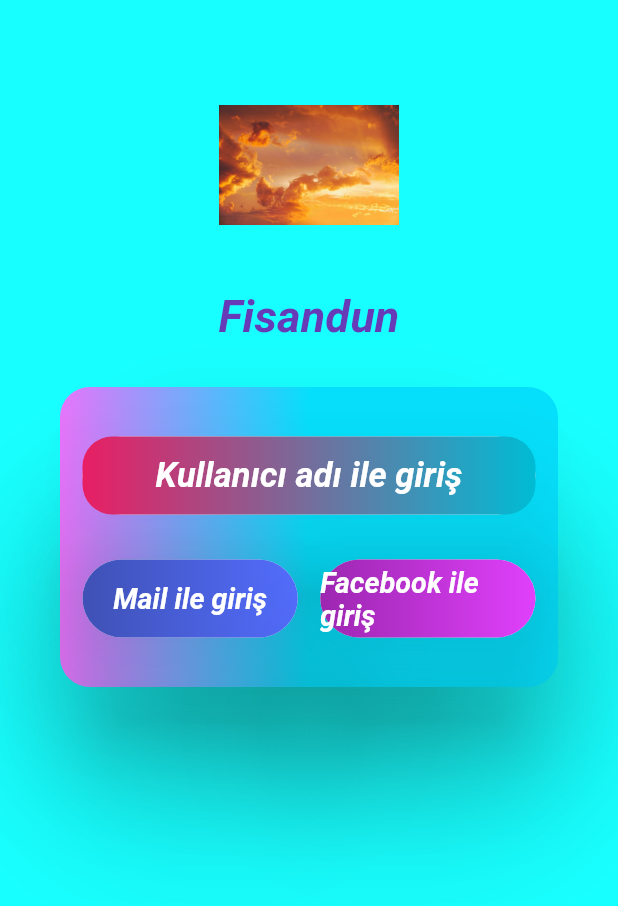
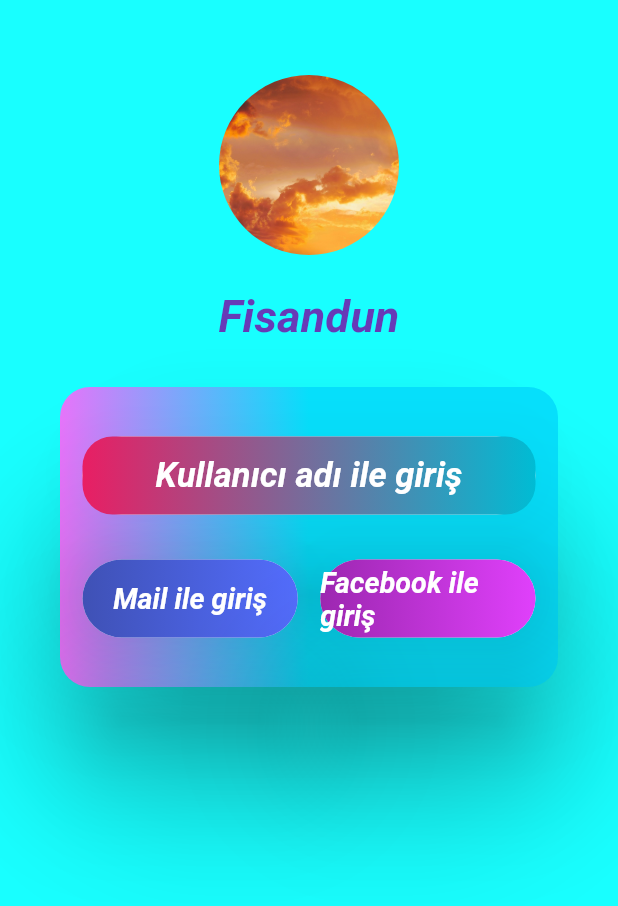
Before and after one commit to oguzhanzeybek/Flutter-Deneme, a Flutter app: the screen it shows after launch, on a phone screen of 412 x 824 dp. Shown: the top 906 px of the screen. Run offline on Flutter 3.47's test engine with Material 2 defaults, Android fonts, the phone set to English and light mode, and no system bars.

Commit message:
logo ekleme
mavi çizgi  kaldırma //file

```diff
--- a/kosmos/flutter_girissayfasi/lib/main.dart
+++ b/kosmos/flutter_girissayfasi/lib/main.dart
@@ -1,3 +1,5 @@
+import 'dart:math';
+
 import 'package:flutter/material.dart';
 
 void main() {
@@ -38,8 +40,9 @@ class girissayfasi extends StatelessWidget {
               width: 120,
               height: 120,
               decoration: BoxDecoration(
+                  borderRadius: BorderRadius.circular(20000),
                   image:
-                      DecorationImage(image: AssetImage("assets/resim1.jpg"))),
+                      DecorationImage(image: AssetImage("assets/resim1.jpg",), fit: BoxFit.cover, ),),
             ),
             const SizedBox(
               height: 23,
```
